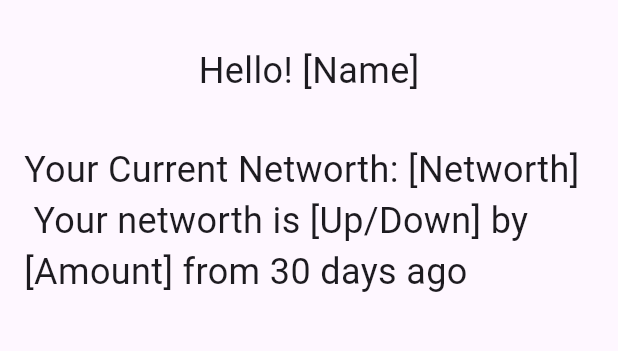
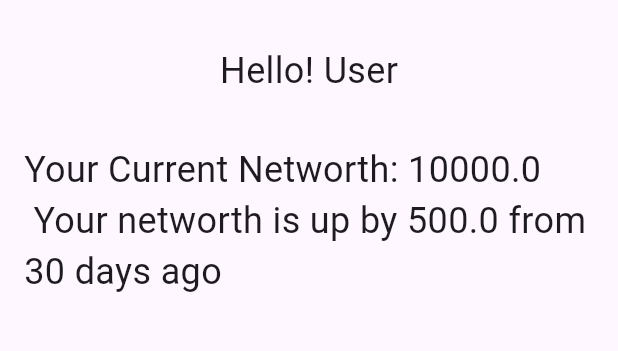
Before and after one commit to DevShubam/snowball, a Flutter app: the screen it shows after launch, in the side drawer, after a tap on "Your Budgets", on a phone screen of 412 x 824 dp, the part 63-414 px from its top. Run offline on Flutter 3.47's test engine with Material 3 defaults, Android fonts, the phone set to English and light mode, and no system bars.

Commit message:
started on homepage.dart file

```diff
--- /dev/null
+++ b/lib/homepage.dart
@@ -0,0 +1,78 @@
+import 'package:flutter/material.dart';
+
+class HomePage extends StatelessWidget {
+  const HomePage({Key? key}) : super(key: key);
+
+  @override
+  Widget build(BuildContext context) {
+    final String userName = 'User'; // TODO: Replace with actual user name
+    final double networth = 10000; // TODO: Replace with actual net worth value
+    final double changeAmount = 500; // TODO: Replace with actual change amount
+    final bool isNetworthUp = true; // TODO: Determine if the net worth has gone up or down
+
+    return Scaffold(
+      appBar: AppBar(
+        title: const Text('Snowball'),
+      ),
+      body: Column(
+        children: [
+          Padding(
+            padding: const EdgeInsets.all(16.0),
+            child: Text(
+              'Hello! $userName',
+              style: const TextStyle(fontSize: 24),
+            ),
+          ),
+          Padding(
+            padding: const EdgeInsets.all(16.0),
+            child: Text(
+              'Your Current Networth: $networth \n Your networth is ${isNetworthUp ? 'up' : 'down'} by $changeAmount from 30 days ago',
+              style: const TextStyle(fontSize: 24),
+            ),
+          ),
+        ],
+      ),
+      drawer: Drawer(
+        child: ListView(
+          padding: EdgeInsets.zero,
+          children: [
+            const DrawerHeader(
+              decoration: BoxDecoration(
+                color: Colors.blue,
+              ),
+              child: Text('Menu'),
+            ),
+            ListTile(
+              title: const Text('Your Budgets'),
+              onTap: () {
+                // TODO: Navigate to your budgets page
+                Navigator.pop(context);
+              },
+            ),
+            ListTile(
+              title: const Text('Your Investments'),
+              onTap: () {
+                // TODO: Navigate to your investments page
+                Navigator.pop(context);
+              },
+            ),
+            ListTile(
+              title: const Text('AI'),
+              onTap: () {
+                // TODO: Navigate to your AI feature page
+                Navigator.pop(context);
+              },
+            ),
+            ListTile(
+              title: const Text('Account'),
+              onTap: () {
+                // TODO: Navigate to your account page
+                Navigator.pop(context);
+              },
+            ),
+          ],
+        ),
+      ),
+    );
+  }
+}
--- a/lib/main.dart
+++ b/lib/main.dart
@@ -1,11 +1,12 @@
 import 'package:flutter/material.dart';
+import 'homepage.dart';
 
 void main() {
-  runApp(const Snowball());
+  runApp(const SnowballApp());
 }
 
-class Snowball extends StatelessWidget {
-  const Snowball({super.key});
+class SnowballApp extends StatelessWidget {
+  const SnowballApp({super.key});
 
   @override
   Widget build(BuildContext context) {
@@ -15,93 +16,7 @@ class Snowball extends StatelessWidget {
         primarySwatch: Colors.blue,
         visualDensity: VisualDensity.adaptivePlatformDensity,
       ),
-      home: const HomePage(),
+      home: const HomePage(), // Reference to HomePage defined in homepage.dart
     );
   }
 }
-
-class HomePage extends StatelessWidget {
-  const HomePage({super.key});
-
-  @override
-  Widget build(BuildContext context) {
-    return Scaffold(
-      appBar: AppBar(
-        title: const Text('Snowball'),
-      ),
-      body: const Column(
-        children: [
-          Padding(
-            padding: EdgeInsets.all(16.0),
-            child: Text(
-              'Hello! [Name]', // Replace [Name] with the user's name
-              style: TextStyle(fontSize: 24),
-            ),
-          ),
-          Padding(
-            padding: EdgeInsets.all(16.0),
-            child: Text(
-              'Your Current Networth: [Networth] \n Your networth is [Up/Down] by [Amount] from 30 days ago ', // Replace [Networth] with $networth variable
-              // Replace [Up/Down] with 'up' or 'down' and [Amount] with the amount, using if else statements with variables
-
-              /* if (up) {
-                'Your networth is up by $amount from 30 days ago'
-              } else {
-                'Your networth is down by $amount from 30 days ago'
-              }
-              */
-
-              style: TextStyle(fontSize: 24),
-            ),
-          ),
-        ],
-      ),
-      drawer: Drawer(
-        child: ListView(
-          padding: EdgeInsets.zero,
-          children: [
-            const DrawerHeader(
-              decoration: BoxDecoration(
-                color: Colors.blue,
-              ),
-              child: Text('Menu'),
-            ),
-            ListTile(
-              title: const Text('Your Budgets'),
-              onTap: () {
-                // Code for what happens when the button is pressed goes here
-                // ...
-                // Then close the drawer
-                Navigator.pop(context);
-              },
-            ),
-            ListTile(
-              title: const Text('Your Investments'),
-              onTap: () {
-                // Code for what happens when the button is pressed goes here
-                // ...
-                Navigator.pop(context);
-              },
-            ),
-            ListTile(
-              title: const Text('AI'),
-              onTap: () {
-                // Code for what happens when the button is pressed goes here
-                // ...
-                Navigator.pop(context);
-              },
-            ),
-            ListTile(
-              title: const Text('Account'),
-              onTap: () {
-                // Code for what happens when the button is pressed goes here
-                // ...
-                Navigator.pop(context);
-              },
-            ),
-          ],
-        ),
-      ),
-    );
-  }
-}
```
